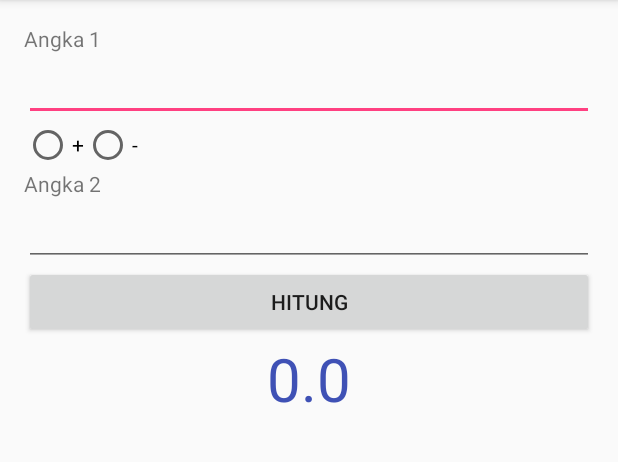
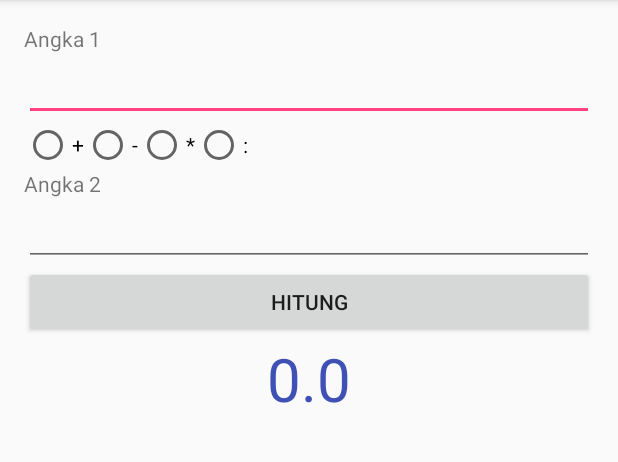
Before and after one commit to hafizhindram/android, an Android app: the screen it shows after launch (MainActivity), after a tap on "HITUNG", on a phone screen of 412 x 824 dp, the part 84-546 px from its top. Run offline under Robolectric (Android 15) with nearby library versions, the phone set to English and light mode, and no system bars; 2 statements that could not run were skipped.

Commit message:
Simple Calculator Selesai

```diff
--- a/SimpleCalculator/app/src/main/java/hafizh/him/simplecalculator/MainActivity.java
+++ b/SimpleCalculator/app/src/main/java/hafizh/him/simplecalculator/MainActivity.java
@@ -30,9 +30,17 @@ public class MainActivity extends AppCompatActivity {
         {
             hasil = angka1+angka2;
         }
-        else if(opr == R.id.minus)
+        if(opr == R.id.minus)
         {
             hasil = angka1-angka2;
+        }
+        if(opr == R.id.kali)
+        {
+            hasil = angka1*angka2;
+        }
+        else if(opr == R.id.bagi)
+        {
+            hasil = angka1/angka2;
         }
         result.setText(Double.toString(hasil));
     }
--- a/SimpleCalculator/app/src/main/res/layout/activity_main.xml
+++ b/SimpleCalculator/app/src/main/res/layout/activity_main.xml
@@ -34,6 +34,16 @@
         android:layout_width="wrap_content"
         android:layout_height="wrap_content"
         android:text="-"/>
+        <RadioButton
+            android:id="@+id/kali"
+            android:layout_width="wrap_content"
+            android:layout_height="wrap_content"
+            android:text="*"/>
+        <RadioButton
+            android:id="@+id/bagi"
+            android:layout_width="wrap_content"
+            android:layout_height="wrap_content"
+            android:text=":"/>
     </RadioGroup>
     <TextView
         android:text="Angka 2"
```
